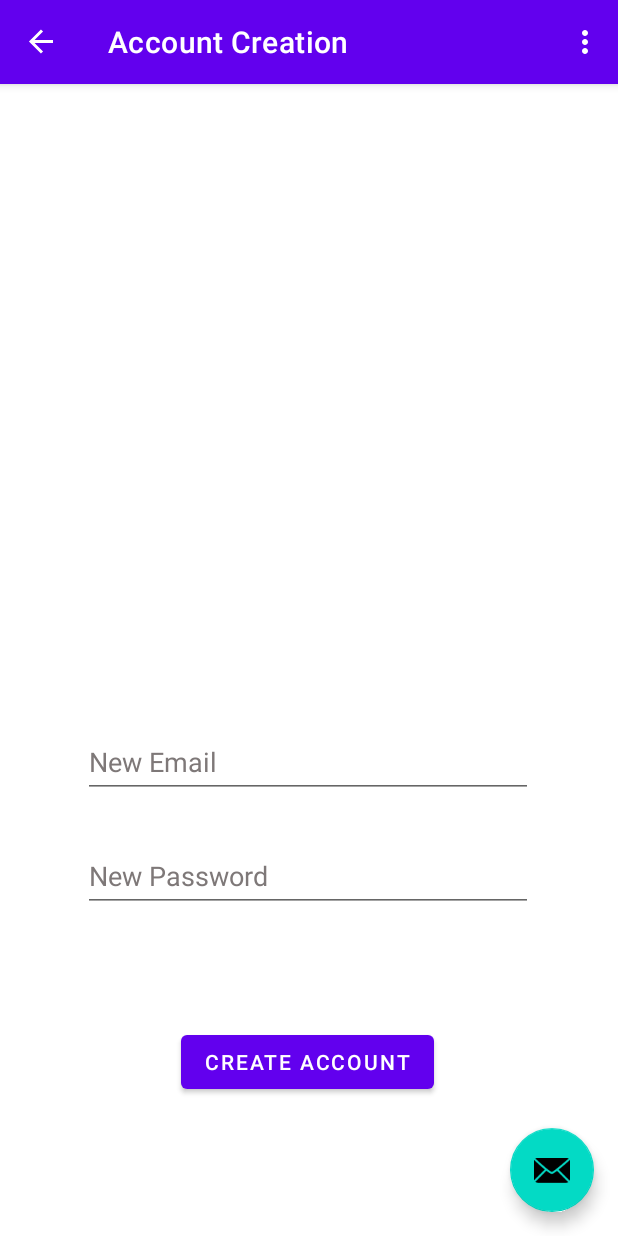
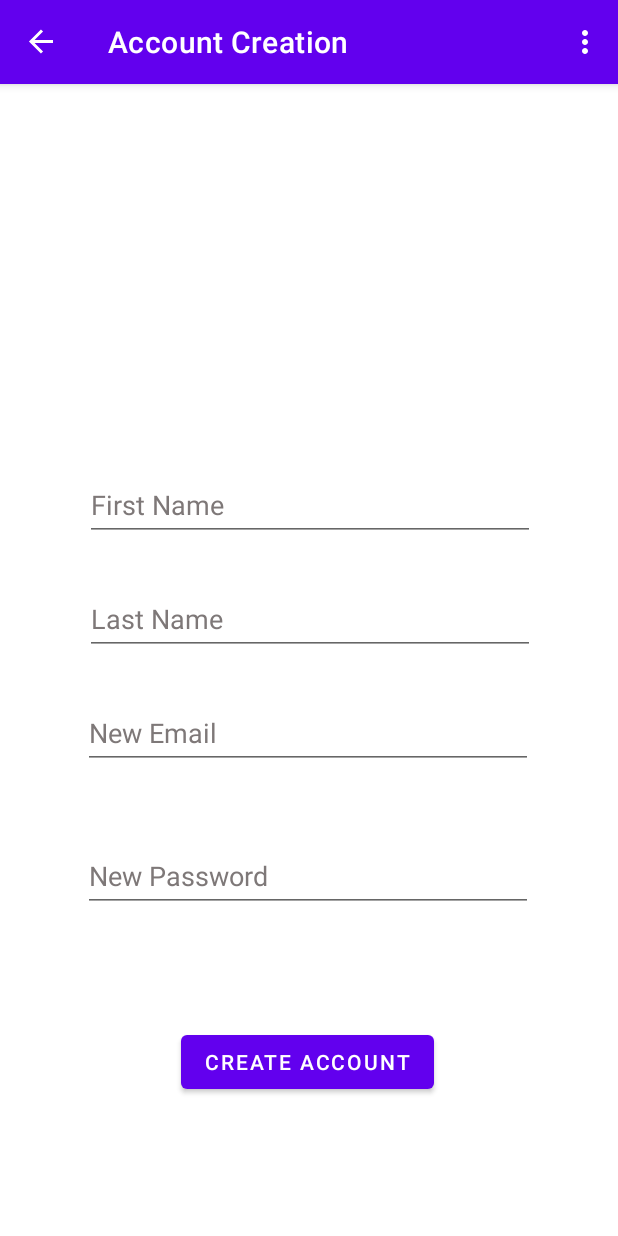
Before and after one commit to Darmiss/COA-Coffee-Ordering-App-, an Android app: the AccountCreationScreen screen opened through its navigation route, on a phone screen of 412 x 824 dp. Run offline under Robolectric (Android 15) with nearby library versions, the phone set to English and light mode, and no system bars; our stand-ins replace navigation-ui.

Commit message:
Added AccountCreation UI, removed weird email thing bottom right corner Note: The if(true) is not needed simply there to showcase how logic can influence whether the button is sucessfull...

```diff
--- a/app/src/main/java/com/cjcj55/scrum_project_1/AccountCreationScreen.java
+++ b/app/src/main/java/com/cjcj55/scrum_project_1/AccountCreationScreen.java
@@ -43,6 +43,8 @@ public class AccountCreationScreen extends Fragment {
 
         String newEmail = binding.editTextTextNewEmailAddress.getText().toString();
         String newPassword = binding.editTextTextNewPassword.getText().toString();
+        String firstName = binding.editTextTextFirstName.getText().toString();
+        String lastName = binding.editTextTextLastName.getText().toString();
         }
 
 
--- a/app/src/main/java/com/cjcj55/scrum_project_1/MainActivity.java
+++ b/app/src/main/java/com/cjcj55/scrum_project_1/MainActivity.java
@@ -70,13 +70,7 @@ public class MainActivity extends AppCompatActivity {
         appBarConfiguration = new AppBarConfiguration.Builder(navController.getGraph()).build();
         NavigationUI.setupActionBarWithNavController(this, navController, appBarConfiguration);
 
-        binding.fab.setOnClickListener(new View.OnClickListener() {
-            @Override
-            public void onClick(View view) {
-                Snackbar.make(view, "Replace with your own action", Snackbar.LENGTH_LONG)
-                        .setAction("Action", null).show();
-            }
-        });
+
     }
 
     @Override
--- a/app/src/main/res/layout/accountcreationui.xml
+++ b/app/src/main/res/layout/accountcreationui.xml
@@ -5,6 +5,36 @@
     android:layout_width="match_parent"
     android:layout_height="match_parent"
     tools:context=".AccountCreationScreen">
+
+    <EditText
+        android:id="@+id/editTextTextFirstName"
+        android:layout_width="300dp"
+        android:layout_height="48dp"
+        android:layout_marginBottom="28dp"
+        android:autofillHints="true"
+        android:ems="10"
+        android:hint="@string/firstname"
+        android:inputType="textEmailAddress"
+        android:textColorHint="#7E7878"
+        app:layout_constraintBottom_toTopOf="@+id/editTextTextLastName"
+        app:layout_constraintEnd_toEndOf="parent"
+        app:layout_constraintHorizontal_bias="0.504"
+        app:layout_constraintStart_toStartOf="parent" />
+
+    <EditText
+        android:id="@+id/editTextTextLastName"
+        android:layout_width="300dp"
+        android:layout_height="48dp"
+        android:layout_marginBottom="28dp"
+        android:autofillHints="true"
+        android:ems="10"
+        android:hint="@string/lastname"
+        android:inputType="textEmailAddress"
+        android:textColorHint="#7E7878"
+        app:layout_constraintBottom_toTopOf="@+id/editTextTextNewEmailAddress"
+        app:layout_constraintEnd_toEndOf="parent"
+        app:layout_constraintHorizontal_bias="0.504"
+        app:layout_constraintStart_toStartOf="parent" />
 
     <EditText
         android:id="@+id/editTextTextNewPassword"
@@ -35,7 +65,8 @@
         app:layout_constraintEnd_toEndOf="parent"
         app:layout_constraintHorizontal_bias="0.495"
         app:layout_constraintStart_toStartOf="parent"
-        app:layout_constraintTop_toTopOf="parent" />
+        app:layout_constraintTop_toTopOf="parent"
+        app:layout_constraintVertical_bias="0.157" />
 
     <Button
         android:id="@+id/createNewAccountButton"
--- a/app/src/main/res/layout/activity_main.xml
+++ b/app/src/main/res/layout/activity_main.xml
@@ -22,13 +22,4 @@
 
     <include layout="@layout/content_main" />
 
-    <com.google.android.material.floatingactionbutton.FloatingActionButton
-        android:id="@+id/fab"
-        android:layout_width="wrap_content"
-        android:layout_height="wrap_content"
-        android:layout_gravity="bottom|end"
-        android:layout_marginEnd="@dimen/fab_margin"
-        android:layout_marginBottom="16dp"
-        app:srcCompat="@android:drawable/ic_dialog_email" />
-
 </androidx.coordinatorlayout.widget.CoordinatorLayout>
--- a/app/src/main/res/values/strings.xml
+++ b/app/src/main/res/values/strings.xml
@@ -8,6 +8,8 @@
     <string name="next">Next</string>
     <string name="password">Password</string>
     <string name="email">Email</string>
+    <string name="firstname">First Name</string>
+    <string name="lastname">Last Name</string>
     <string name="newemail">New Email</string>
     <string name="previous">Previous</string>
     <string name="login">Login</string>
```
